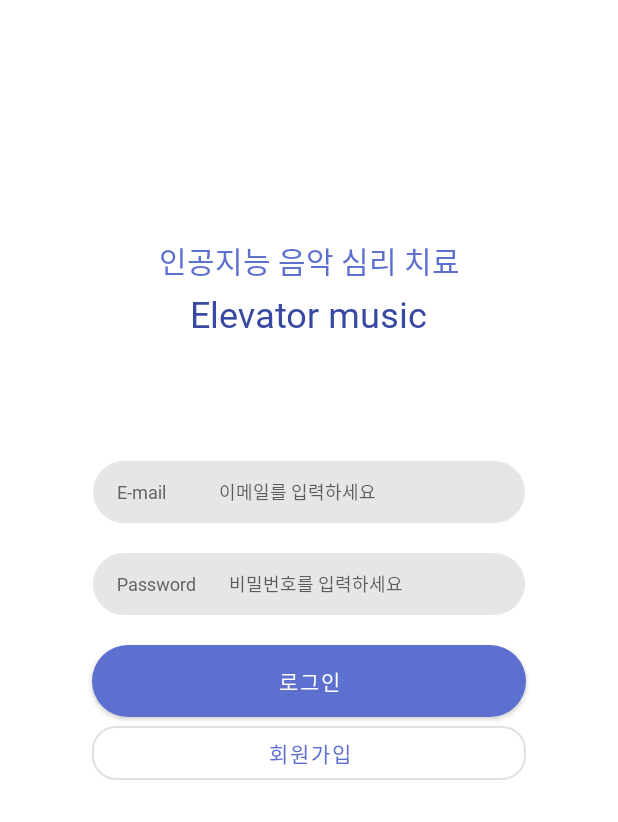
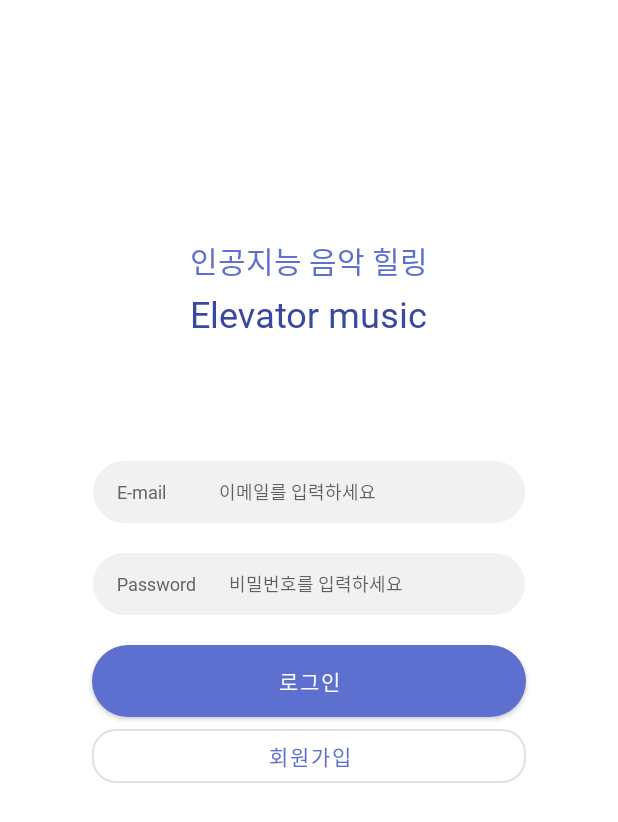
Before and after one commit to EV-ElevatorMusic/Ev_app_, an Android app: the LoginActivity screen opened directly, with no data from a screen before it, on a phone screen of 412 x 824 dp. Shown: the top 822 px of the screen. Run offline under Robolectric (Android 15) with nearby library versions, the phone set to English and light mode, and no system bars; our stand-ins replace Firebase (no records; nobody signed in at launch, a user with empty details on screens opened directly); libraries missing offline, so code that uses them is left out: com.facebook, com.facebook.login; 3 statements that could not run were skipped.

Commit message:
UI 수정

```diff
--- a/app/src/main/res/drawable/edit_login.xml
+++ b/app/src/main/res/drawable/edit_login.xml
@@ -2,7 +2,7 @@
 <shape xmlns:android="http://schemas.android.com/apk/res/android"
     android:shape="rectangle">
 
-    <solid android:color="#E6E6E6"/>
+    <solid android:color="#F1F1F1"/>
 
     <corners android:radius="33dp"/>
 
--- a/app/src/main/res/layout/activity_login.xml
+++ b/app/src/main/res/layout/activity_login.xml
@@ -13,7 +13,7 @@
         android:layout_width="wrap_content"
         android:layout_height="wrap_content"
         android:fontFamily="@font/nanumgothic"
-        android:text="인공지능 음악 심리 치료"
+        android:text="인공지능 음악 힐링"
         android:textColor="@color/colorAccent"
         android:textSize="20sp"
         app:layout_constraintLeft_toLeftOf="parent"
@@ -120,6 +120,7 @@
         app:layout_constraintLeft_toLeftOf="parent"
         app:layout_constraintRight_toRightOf="parent"
         android:layout_marginHorizontal="61dp"
+        android:layout_marginTop="2dp"
         app:cornerRadius="16dp"
         style="@style/Widget.MaterialComponents.Button.OutlinedButton"
         />
```
